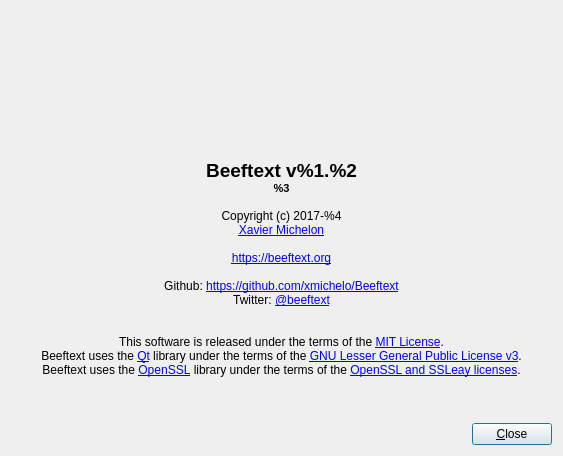
Above: Beeftext/AboutDialog.ui from xmichelo/Beeftext before the change. Below: the same form after it.
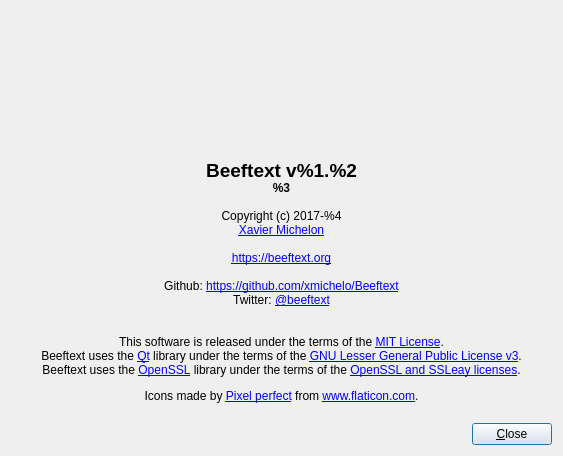
That is the form after the change. Icons and pictures are not drawn.

Commit message: Added icons for the rich text editor.

Diff of the .ui file:
```diff
--- a/Beeftext/AboutDialog.ui
+++ b/Beeftext/AboutDialog.ui
@@ -30,7 +30,7 @@
    <item row="2" column="0" colspan="3">
     <widget class="QLabel" name="labelText">
      <property name="text">
-      <string>&lt;html&gt;&lt;head/&gt;&lt;body&gt;&lt;p align=&quot;center&quot;&gt;&lt;br/&gt;&lt;span style=&quot; font-size:14pt; font-weight:600;&quot;&gt;Beeftext v%1.%2&lt;br/&gt;&lt;/span&gt;&lt;span style=&quot; font-size:8pt; font-weight:600;&quot;&gt;%3&lt;/span&gt;&lt;br/&gt;&lt;br/&gt;Copyright (c) 2017-%4&lt;br/&gt;&lt;a href=&quot;https://x-mi.com&quot;&gt;&lt;span style=&quot; text-decoration: underline; color:#0000ff;&quot;&gt;Xavier Michelon&lt;br/&gt;&lt;/span&gt;&lt;/a&gt;&lt;br/&gt;&lt;a href=&quot;https://beeftext.org&quot;&gt;&lt;span style=&quot; text-decoration: underline; color:#0000ff;&quot;&gt;https://beeftext.org&lt;br/&gt;&lt;/span&gt;&lt;/a&gt;&lt;br/&gt;Github: &lt;a href=&quot;https://github.com/xmichelo/Beeftext&quot;&gt;&lt;span style=&quot; text-decoration: underline; color:#0000ff;&quot;&gt;https://github.com/xmichelo/Beeftext&lt;/span&gt;&lt;/a&gt;&lt;br/&gt;Twitter: &lt;a href=&quot;https://twitter.com/beeftext&quot;&gt;&lt;span style=&quot; text-decoration: underline; color:#0000ff;&quot;&gt;@beeftext&lt;br/&gt;&lt;/span&gt;&lt;/a&gt;&lt;br/&gt;&lt;br/&gt;This software is released under the terms of the &lt;a href=&quot;https://en.wikipedia.org/wiki/MIT_License&quot;&gt;&lt;span style=&quot; text-decoration: underline; color:#0000ff;&quot;&gt;MIT License&lt;/span&gt;&lt;/a&gt;.&lt;br/&gt;Beeftext uses the &lt;a href=&quot;https://www.qt.io/&quot;&gt;&lt;span style=&quot; text-decoration: underline; color:#0000ff;&quot;&gt;Qt&lt;/span&gt;&lt;/a&gt; library under the terms of the &lt;a href=&quot;https://www.gnu.org/licenses/lgpl-3.0.txt&quot;&gt;&lt;span style=&quot; text-decoration: underline; color:#0000ff;&quot;&gt;GNU Lesser General Public License v3&lt;/span&gt;&lt;/a&gt;.&lt;br/&gt;Beeftext uses the &lt;a href=&quot;https://www.openssl.org&quot;&gt;&lt;span style=&quot; text-decoration: underline; color:#0000ff;&quot;&gt;OpenSSL&lt;/span&gt;&lt;/a&gt; library under the terms of the &lt;a href=&quot;https://www.openssl.org/source/license.html&quot;&gt;&lt;span style=&quot; text-decoration: underline; color:#0000ff;&quot;&gt;OpenSSL and SSLeay licenses&lt;/span&gt;&lt;/a&gt;.&lt;/p&gt;&lt;p align=&quot;center&quot;&gt;&lt;br/&gt;&lt;/p&gt;&lt;/body&gt;&lt;/html&gt;</string>
+      <string>&lt;html&gt;&lt;head/&gt;&lt;body&gt;&lt;p align=&quot;center&quot;&gt;&lt;br/&gt;&lt;span style=&quot; font-size:14pt; font-weight:600;&quot;&gt;Beeftext v%1.%2&lt;br/&gt;&lt;/span&gt;&lt;span style=&quot; font-weight:600;&quot;&gt;%3&lt;/span&gt;&lt;br/&gt;&lt;br/&gt;Copyright (c) 2017-%4&lt;br/&gt;&lt;a href=&quot;https://x-mi.com&quot;&gt;&lt;span style=&quot; text-decoration: underline; color:#0000ff;&quot;&gt;Xavier Michelon&lt;br/&gt;&lt;/span&gt;&lt;/a&gt;&lt;br/&gt;&lt;a href=&quot;https://beeftext.org&quot;&gt;&lt;span style=&quot; text-decoration: underline; color:#0000ff;&quot;&gt;https://beeftext.org&lt;br/&gt;&lt;/span&gt;&lt;/a&gt;&lt;br/&gt;Github: &lt;a href=&quot;https://github.com/xmichelo/Beeftext&quot;&gt;&lt;span style=&quot; text-decoration: underline; color:#0000ff;&quot;&gt;https://github.com/xmichelo/Beeftext&lt;/span&gt;&lt;/a&gt;&lt;br/&gt;Twitter: &lt;a href=&quot;https://twitter.com/beeftext&quot;&gt;&lt;span style=&quot; text-decoration: underline; color:#0000ff;&quot;&gt;@beeftext&lt;br/&gt;&lt;/span&gt;&lt;/a&gt;&lt;br/&gt;&lt;br/&gt;This software is released under the terms of the &lt;a href=&quot;https://en.wikipedia.org/wiki/MIT_License&quot;&gt;&lt;span style=&quot; text-decoration: underline; color:#0000ff;&quot;&gt;MIT License&lt;/span&gt;&lt;/a&gt;.&lt;br/&gt;Beeftext uses the &lt;a href=&quot;https://www.qt.io/&quot;&gt;&lt;span style=&quot; text-decoration: underline; color:#0000ff;&quot;&gt;Qt&lt;/span&gt;&lt;/a&gt; library under the terms of the &lt;a href=&quot;https://www.gnu.org/licenses/lgpl-3.0.txt&quot;&gt;&lt;span style=&quot; text-decoration: underline; color:#0000ff;&quot;&gt;GNU Lesser General Public License v3&lt;/span&gt;&lt;/a&gt;.&lt;br/&gt;Beeftext uses the &lt;a href=&quot;https://www.openssl.org&quot;&gt;&lt;span style=&quot; text-decoration: underline; color:#0000ff;&quot;&gt;OpenSSL&lt;/span&gt;&lt;/a&gt; library under the terms of the &lt;a href=&quot;https://www.openssl.org/source/license.html&quot;&gt;&lt;span style=&quot; text-decoration: underline; color:#0000ff;&quot;&gt;OpenSSL and SSLeay licenses&lt;/span&gt;&lt;/a&gt;.&lt;/p&gt;&lt;p align=&quot;center&quot;&gt;Icons made by &lt;a href=&quot;https://www.flaticon.com/authors/pixel-perfect&quot;&gt;&lt;span style=&quot; text-decoration: underline; color:#0000ff;&quot;&gt;Pixel perfect&lt;/span&gt;&lt;/a&gt; from &lt;a href=&quot;http://www.flaticon.com/&quot;&gt;&lt;span style=&quot; text-decoration: underline; color:#0000ff;&quot;&gt;www.flaticon.com&lt;/span&gt;&lt;/a&gt;.&lt;br/&gt;&lt;/p&gt;&lt;/body&gt;&lt;/html&gt;</string>
      </property>
      <property name="alignment">
       <set>Qt::AlignHCenter|Qt::AlignTop</set>
```
The commit also changes 26 other files.
